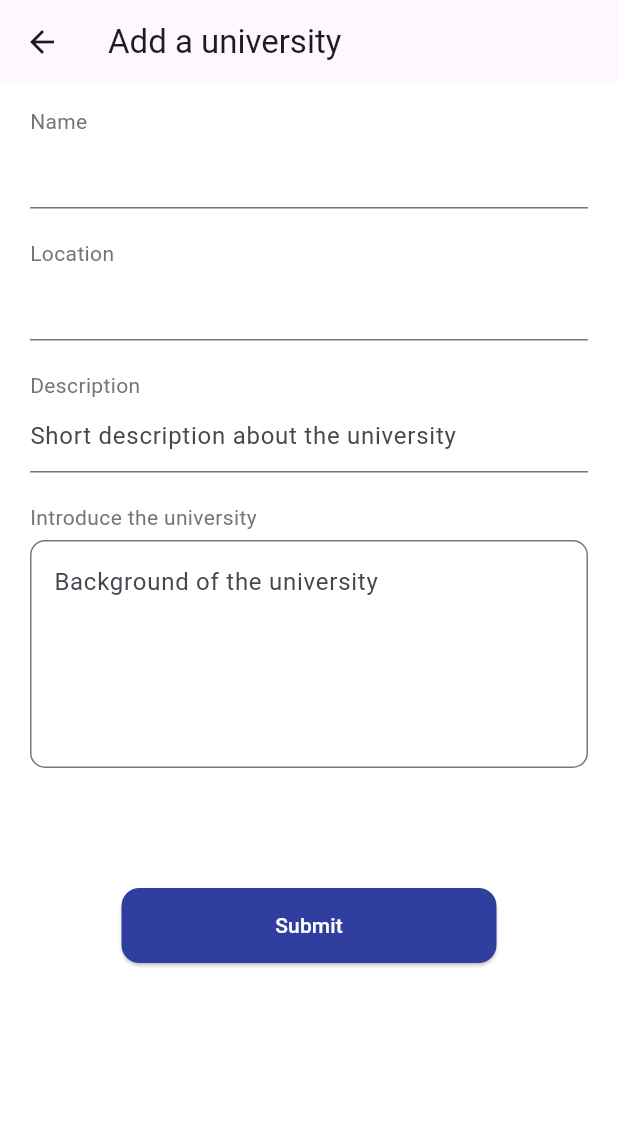
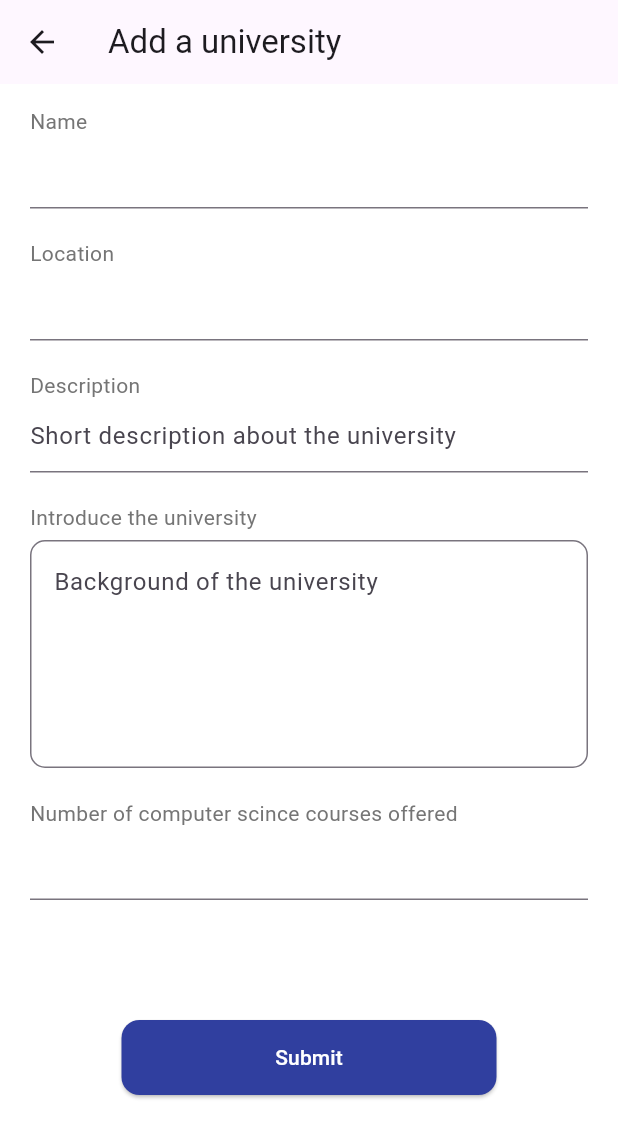
Before and after one commit to nqianhuiii/CSExplorer, a Flutter app: the UniversityForm screen opened directly, after a tap on "Submit", on a phone screen of 412 x 824 dp. Shown: the top 1138 px of the screen. Run offline on Flutter 3.47's test engine with Material 3 defaults, Android fonts, the phone set to English and light mode, and no system bars; our stand-ins replace cloud_firestore, firebase_auth, firebase_core, flutter_rating_bar; accounts and stored records are empty.

Commit message:
create view course in uni

```diff
--- a/lib/data/model/university.dart
+++ b/lib/data/model/university.dart
@@ -1,18 +1,27 @@
 class University {
   late String name, location, description, background;
+  late List<String> courseNames;
   late int imageIndex;
 
-  University(this.name, this.location, this.description, this.background);
+  University(
+    this.name,
+    this.location,
+    this.description,
+    this.background, {
+    List<String>? courseNames,
+  }) : courseNames = courseNames ?? <String>[];
 
   University.copy(University item)
-      : this(item.name, item.location, item.description, item.background);
+      : this(item.name, item.location, item.description, item.background,
+            courseNames: List<String>.from(item.courseNames));
 
   Map<String, dynamic> toJson() {
     return {
       'name': name,
       'location': location,
       'description': description,
-      'background': background
+      'background': background,
+      'courseNames': courseNames,
     };
   }
 
@@ -22,5 +31,6 @@ class University {
     description = json['description'];
     background = json['background'];
     imageIndex = json['imageIndex'];
+    courseNames = List<String>.from(json['courseNames'] ?? []);
   }
 }
--- a/lib/presentation/screens/Universities/university_form.dart
+++ b/lib/presentation/screens/Universities/university_form.dart
@@ -14,6 +14,9 @@ class _UniversityFormState extends State<UniversityForm> {
   final _descriptionController = TextEditingController();
   final _locationController = TextEditingController();
   final _backgroundController = TextEditingController();
+  final _numCourseController = TextEditingController();
+  List<TextEditingController> _courseNameController = [];
+  Widget? _courseFields;
 
   final UniversityRepo _uniRepository = UniversityRepo();
 
@@ -25,7 +28,6 @@ class _UniversityFormState extends State<UniversityForm> {
       ),
       backgroundColor: Colors.white,
       body: SingleChildScrollView(
-        physics: const NeverScrollableScrollPhysics(),
         child: Padding(
           padding: const EdgeInsets.symmetric(vertical: 15, horizontal: 20),
           child: Column(
@@ -74,6 +76,25 @@ class _UniversityFormState extends State<UniversityForm> {
                       border: OutlineInputBorder(
                           borderRadius: BorderRadius.circular(10)),
                       hintText: 'Background of the university')),
+              const SizedBox(height: 20),
+              Text(
+                "Number of computer scince courses offered",
+                style: TextStyle(
+                  color: Colors.grey[600],
+                ),
+              ),
+              TextFormField(
+                  controller: _numCourseController,
+                  onChanged: (value) {
+                    setState(() {
+                      //dynamically build fields
+                      _courseFields = _buildCourseFields();
+                    });
+                  },
+                  decoration:
+                      const InputDecoration(border: UnderlineInputBorder())),
+              // display empty container if that is null
+              _courseFields ?? Container(),
               const SizedBox(height: 80),
               Center(
                 child: SizedBox(
@@ -81,11 +102,21 @@ class _UniversityFormState extends State<UniversityForm> {
                   height: 50,
                   child: ElevatedButton(
                     onPressed: () async {
+                      int numCourse =
+                          int.tryParse(_numCourseController.text) ?? 0;
+
+                      List<String> courseNames = [];
+                      for (int i = 0; i < numCourse; i++) {
+                        String courseName = _courseNameController[i].text;
+                        courseNames.add(courseName);
+                      }
+
                       University university = University(
                           _universityController.text,
                           _locationController.text,
                           _descriptionController.text,
-                          _backgroundController.text);
+                          _backgroundController.text,
+                          courseNames: courseNames);
 
                       _uniRepository.addUniversity(university);
                     },
@@ -104,4 +135,28 @@ class _UniversityFormState extends State<UniversityForm> {
       ),
     );
   }
+
+  Widget _buildCourseFields() {
+    int numCourse = int.tryParse(_numCourseController.text) ?? 0;
+
+    _courseNameController =
+        List.generate(numCourse, (index) => TextEditingController());
+
+    List<Widget> courseFields = List.generate(
+        numCourse,
+        (index) => Column(
+              crossAxisAlignment: CrossAxisAlignment.start,
+              children: [
+                const SizedBox(
+                  height: 20,
+                ),
+                Text("CS Course ${index + 1}"),
+                TextField(controller: _courseNameController[index])
+              ],
+            ));
+
+    _courseFields = Column(children: courseFields);
+
+    return _courseFields!;
+  }
 }
```
Also changed, not shown: lib/presentation/screens/Universities/university_details.dart (+24 -1 lines), lib/presentation/screens/Universities/university_main.dart (+5 -2 lines), pubspec.lock, 1 other file.
